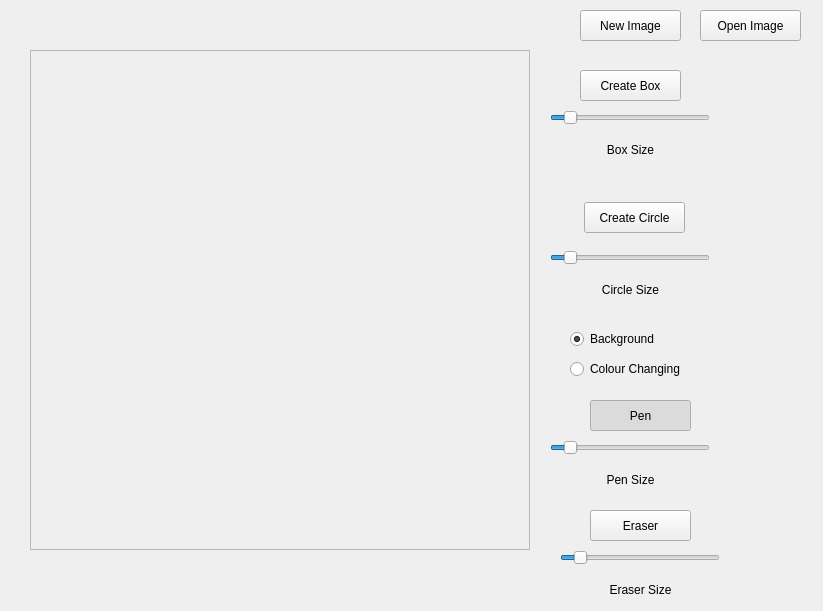
Before: the Qt Designer form PiDMX/ui/createSpriteWindow.ui in 68Duck/PiDMX, drawn with Qt 5.
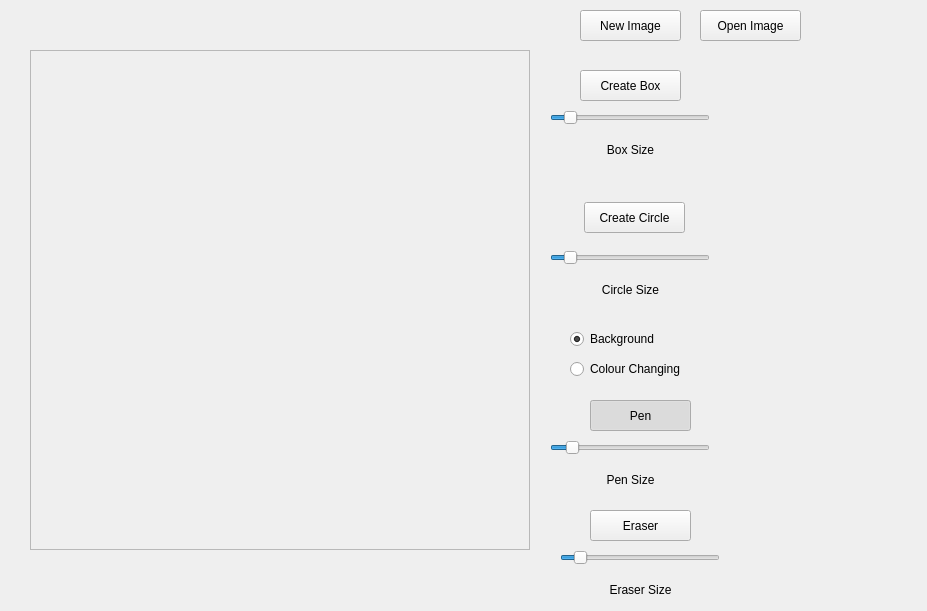
After: the same form once the commit is applied.

Commit message: Created a better sprite ui with a line algorithm

```diff
--- a/PiDMX/ui/createSpriteWindow.ui
+++ b/PiDMX/ui/createSpriteWindow.ui
@@ -6,7 +6,7 @@
    <rect>
     <x>0</x>
     <y>0</y>
-    <width>823</width>
+    <width>927</width>
     <height>611</height>
    </rect>
   </property>
@@ -172,8 +172,17 @@
    <property name="minimum">
     <number>1</number>
    </property>
+   <property name="maximum">
+    <number>20</number>
+   </property>
+   <property name="pageStep">
+    <number>2</number>
+   </property>
+   <property name="value">
+    <number>3</number>
+   </property>
    <property name="sliderPosition">
-    <number>10</number>
+    <number>3</number>
    </property>
    <property name="orientation">
     <enum>Qt::Horizontal</enum>
```
The commit also changes 1 other file.
